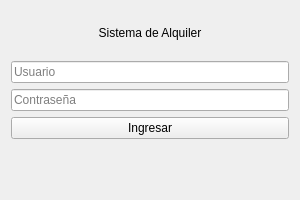
First picture: the form in ui/login.ui, repository Chatsito58/Final_BDD, before the edit.
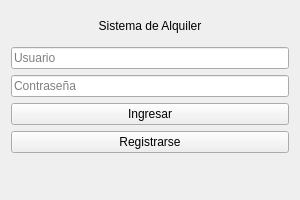
Second picture: the form after the edit.

What changed in the file:
```diff
--- a/ui/login.ui
+++ b/ui/login.ui
@@ -45,6 +45,13 @@
      </property>
     </widget>
    </item>
+   <item>
+    <widget class="QPushButton" name="btn_register">
+     <property name="text">
+      <string>Registrarse</string>
+     </property>
+    </widget>
+   </item>
    <item>
     <widget class="QLabel" name="errorLabel">
      <property name="text">
```
